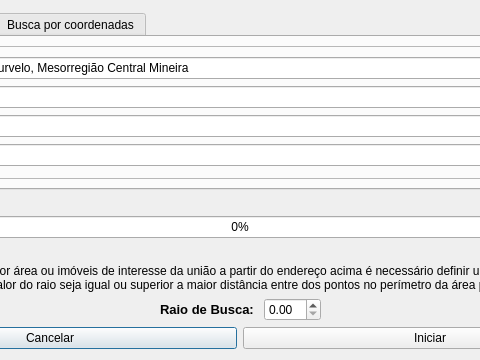
guilhermehrn/e-spu-consulte, file queryDataBase/searchByPoint.ui: the form before one commit; both pictures show x 148 to 628 and y 0 to 360 of the 776 by 360 pixel window.
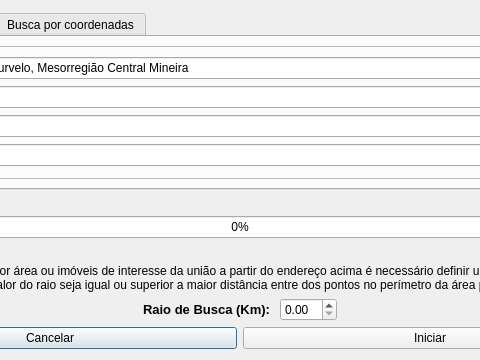
The form after the commit.

Diff of the .ui file:
```diff
--- a/queryDataBase/searchByPoint.ui
+++ b/queryDataBase/searchByPoint.ui
@@ -271,7 +271,7 @@
         </font>
        </property>
        <property name="text">
-        <string>Raio de Busca: </string>
+        <string>Raio de Busca (Km): </string>
        </property>
       </widget>
      </item>
```
